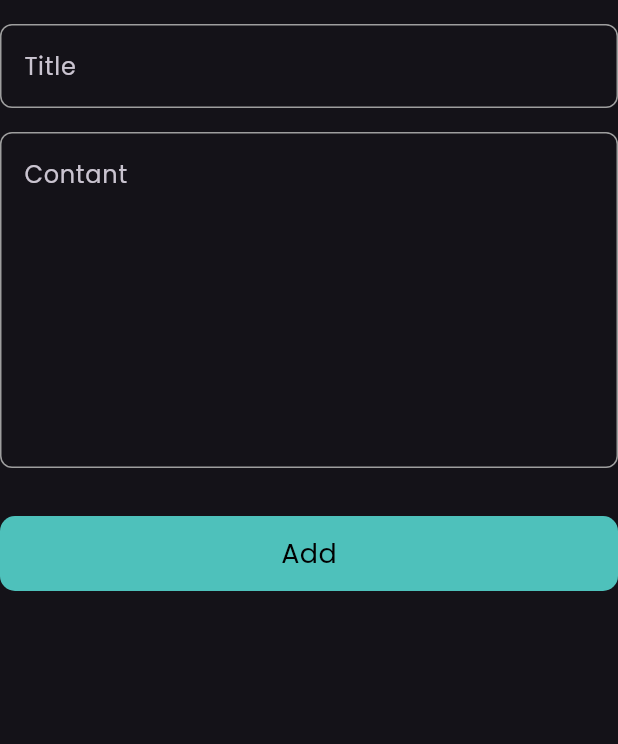
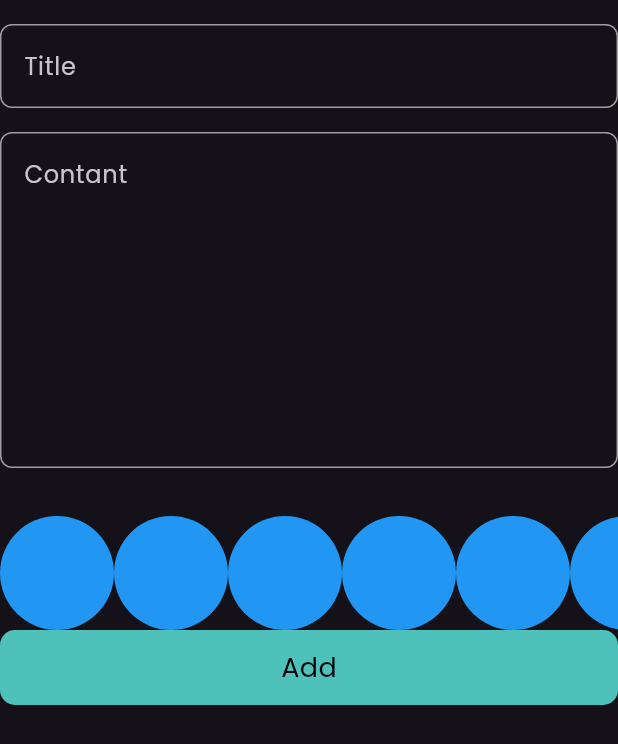
Before and after one commit to Toka-Fayez/note_app, a Flutter app: the AddNoteForm widget shown alone on an empty page, opened directly, on a phone screen of 412 x 824 dp. Shown: the top 744 px of the screen. Run offline on Flutter 3.47's test engine with Material 3 defaults, Android fonts, the phone set to English and light mode, and no system bars; our stand-ins replace bloc, flutter_bloc, font_awesome_flutter, hive, hive_flutter, modal_progress_hud_nsn; accounts and stored records are empty.

Commit message:
create color listview p1

```diff
--- a/lib/widgets/add_note_form.dart
+++ b/lib/widgets/add_note_form.dart
@@ -4,6 +4,7 @@ import 'package:intl/intl.dart';
 import 'package:noteapp/cubits/add_note_cubit/add_note_cubit.dart';
 import 'package:noteapp/cubits/add_note_cubit/add_note_state.dart';
 import 'package:noteapp/models/note_model.dart';
+import 'package:noteapp/widgets/color_list_view.dart';
 import 'package:noteapp/widgets/custom_show_model_bottom.dart';
 import 'package:noteapp/widgets/customtextfield.dart';
 
@@ -38,7 +39,7 @@ class _AddNoteFormState extends State<AddNoteForm> {
                 tilte = value;
               },
             ),
-            SizedBox(
+            const SizedBox(
               height: 16,
             ),
             CustomTextField(
@@ -48,9 +49,10 @@ class _AddNoteFormState extends State<AddNoteForm> {
               hint: 'Contant',
               maxLines: 8,
             ),
-            SizedBox(
+            const SizedBox(
               height: 32,
             ),
+            const ColorListView(),
             BlocBuilder<AddNoteCubit, AddNoteState>(
               builder: (context, state) {
                 return CustomShowModelBottom(
@@ -73,7 +75,7 @@ class _AddNoteFormState extends State<AddNoteForm> {
                 );
               },
             ),
-            SizedBox(
+            const SizedBox(
               height: 16,
             ),
           ],
--- /dev/null
+++ b/lib/widgets/color_list_view.dart
@@ -0,0 +1,32 @@
+
+import 'package:flutter/material.dart';
+
+class ColorItem extends StatelessWidget {
+  const ColorItem({super.key});
+
+  @override
+  Widget build(BuildContext context) {
+    return const CircleAvatar(
+      radius: 38,
+      backgroundColor: Colors.blue,
+    );
+  }
+}
+
+class ColorListView extends StatelessWidget {
+  const ColorListView({super.key});
+
+  @override
+  Widget build(BuildContext context) {
+    return SizedBox(
+      height: 38 * 2,
+      child: ListView.builder(
+        itemCount: 10,
+        scrollDirection : Axis.horizontal,
+        itemBuilder: (context, index) {
+          return const ColorItem();
+        },
+      ),
+    );
+  }
+}
```
